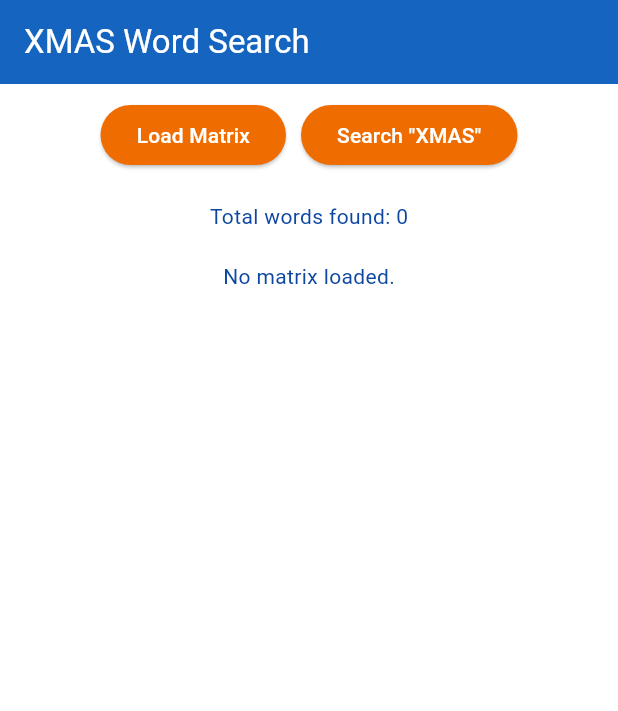
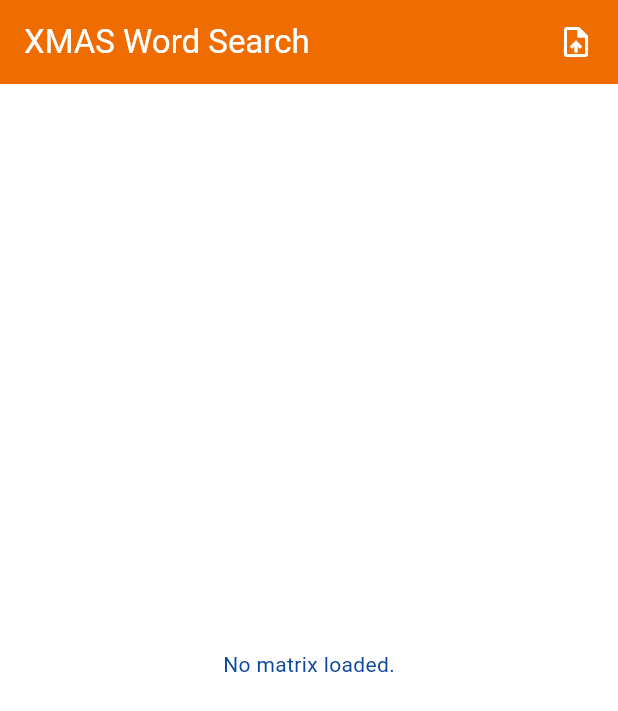
Before and after one commit to GuiKrause/finding_xmas, a Flutter app: the screen it shows after launch, on a phone screen of 412 x 824 dp. Shown: the top 711 px of the screen. Run offline on Flutter 3.47's test engine with Material 3 defaults, Android fonts, the phone set to English and light mode, and no system bars; project files that could hold a hidden picture were left out.

Commit message:
feat: melhorando aparência do app

```diff
--- a/lib/screens/xmas_home_page.dart
+++ b/lib/screens/xmas_home_page.dart
@@ -23,46 +23,88 @@ class _XMASHomePageState extends State<XMASHomePage> {
   static const int visibleLines = 20;
   int initialLine = 0;
 
+  Color resolveButtonColor(bool enabled) =>
+      enabled ? AppColors.secondary : Colors.grey[300]!;
+
+  Color resolveIconColor(bool enabled) =>
+      enabled ? Colors.white : Colors.grey[500]!;
+
   @override
   Widget build(BuildContext context) {
     return Scaffold(
       appBar: AppBar(
-        title: const Text('XMAS Word Search'),
-        backgroundColor: AppColors.primary,
+        backgroundColor: AppColors.secondary,
+        title: const Text('XMAS Word Search', style: TextStyle(
+          color: AppColors.primary
+        ),),
+        actions: [
+          IconButton(
+            onPressed: loadFile,
+            icon: const Icon(Icons.upload_file),
+            tooltip: 'Load Matrix',
+            style: FilledButton.styleFrom(
+              foregroundColor: AppColors.primary,
+              shape: RoundedRectangleBorder(
+                borderRadius: BorderRadius.circular(20),
+              ),
+              padding: const EdgeInsets.symmetric(horizontal: 16, vertical: 12),
+            ),
+          ),
+        ],
       ),
       body: Padding(
-        padding: const EdgeInsets.symmetric(vertical: 10),
+        padding: const EdgeInsets.only(bottom: 10),
         child: SizedBox(
           width: double.infinity,
           child: Column(
             crossAxisAlignment: CrossAxisAlignment.center,
             children: [
-              Wrap(
-                alignment: WrapAlignment.center,
-                crossAxisAlignment: WrapCrossAlignment.center,
-                spacing: 10,
+              Container(
+                padding: const EdgeInsets.symmetric(horizontal: 8, vertical: 8),
+                width: double.infinity,
+                child: matrix.isEmpty
+                    ? null
+                    : Card(
+                      color: AppColors.secondary,
+                      elevation: 1,
+                        shape: RoundedRectangleBorder(
+                          borderRadius: BorderRadius.circular(16),
+                        ),
+                        child: Padding(
+                          padding: const EdgeInsets.symmetric(
+                            horizontal: 16,
+                            vertical: 12,
+                          ),
+                          child: Column(
+                            mainAxisSize: MainAxisSize.min,
                             children: [
-                  ElevatedButton(
-                    onPressed: loadFile,
-                    child: const Text('Load Matrix'),
+                              Text(
+                                'Total words found',
+                                textAlign: TextAlign.left,
+                                style: TextStyle(
+                                  fontSize: 14,
+                                  color: AppColors.primary,
+                                  fontWeight: FontWeight.w500,
                                 ),
-                  ElevatedButton(
-                    onPressed: calculateXMAS,
-                    child: const Text('Search "XMAS"'),
+                              ),
+                              Text(
+                                '$totalFound',
+                                style: const TextStyle(
+                                  fontSize: 36,
+                                  fontWeight: FontWeight.bold,
+                                  color: AppColors.primary,
+                                ),
                               ),
                             ],
                           ),
-              const SizedBox(height: 20),
-              Text('Total words found: $totalFound'),
-              const SizedBox(height: 20),
+                        ),
+                      ),
+              ),
               if (loading)
                 const CircularProgressIndicator()
               else if (matrix.isEmpty)
-                const Text('No matrix loaded.')
+                Expanded(child: Center(child: const Text('No matrix loaded.')))
               else
-                Expanded(
-                  child: Column(
-                    children: [
                 Expanded(
                   flex: 5,
                   child: buildMatrixView(
@@ -72,86 +114,17 @@ class _XMASHomePageState extends State<XMASHomePage> {
                     visibleLines: visibleLines,
                     positionsFound: positionsFound,
                   ),
-                      ),
-                      Expanded(
-                        flex: 1,
-                        child: Row(
-                          mainAxisAlignment: MainAxisAlignment.center,
-                          children: [
-                            IconButton(
-                              style: ButtonStyle(
-                                backgroundColor: WidgetStateProperty.all(
-                                  initialLine > 0
-                                      ? AppColors.secondary
-                                      : Colors.grey[300],
-                                ),
-                                foregroundColor: WidgetStateProperty.all(
-                                  initialLine > 0
-                                      ? Colors.white
-                                      : Colors.grey[500],
-                                ),
-                              ),
-                              icon: const Icon(Icons.arrow_upward),
-                              onPressed: initialLine > 0
-                                  ? () => moveWindow(-1)
-                                  : null,
-                            ),
-                            const SizedBox(width: 20),
-                            IconButton(
-                              disabledColor: Colors.grey,
-                              style: ButtonStyle(
-                                backgroundColor: WidgetStateProperty.all(
-                                  (initialLine + visibleLines) < matrix.length
-                                      ? AppColors.secondary
-                                      : Colors.grey[300],
-                                ),
-                                foregroundColor: WidgetStateProperty.all(
-                                  (initialLine + visibleLines) < matrix.length
-                                      ? Colors.white
-                                      : Colors.grey[500],
-                                ),
-                              ),
-                              icon: const Icon(Icons.arrow_downward),
-                              onPressed:
-                                  (initialLine + visibleLines) < matrix.length
-                                  ? () => moveWindow(1)
-                                  : null,
-                            ),
-                            const SizedBox(width: 20),
-                            ElevatedButton(
-                              onPressed: initialLine > 0
-                                  ? () {
-                                      setState(() {
-                                        initialLine = 0;
-                                      });
-                                    }
-                                  : null,
-                              child: const Text('Top'),
-                            ),
-                            const SizedBox(width: 10),
-                            ElevatedButton(
-                              onPressed:
-                                  (initialLine + visibleLines) < matrix.length
-                                  ? () {
-                                      setState(() {
-                                        initialLine =
-                                            (matrix.length - visibleLines)
-                                                .clamp(0, matrix.length);
-                                      });
-                                    }
-                                  : null,
-                              child: const Text('Bottom'),
-                            ),
+                ), // SizedBox(height: 60),
             ],
           ),
         ),
-                      // SizedBox(height: 60),
-                    ],
       ),
-                ),
-            ],
-          ),
-        ),
+      floatingActionButton: matrix.isEmpty
+          ? null
+          : FloatingActionButton(
+              onPressed: calculateXMAS,
+              backgroundColor: AppColors.secondary,
+              child: Icon(Icons.search),
             ),
     );
   }
@@ -176,14 +149,14 @@ class _XMASHomePageState extends State<XMASHomePage> {
 
       setState(() {
         matrix = lines;
+        loading = false;
       });
     } catch (e) {
       debugPrint('Erro on load file: $e');
-    }
-
       setState(() {
         loading = false;
       });
+    }
   }
 
   void calculateXMAS() {
--- a/lib/theme/theme.dart
+++ b/lib/theme/theme.dart
@@ -1,7 +1,7 @@
 import 'package:flutter/material.dart';
 
 class AppColors {
-  static const Color primary = Color(0xFF1565C0);        // Azul forte
+  static const Color primary = Color.fromARGB(255, 255, 255, 255);        // Azul forte
   static const Color secondary = Color(0xFFEF6C00);      // Laranja vibrante
   static const Color backgroundCell = Color(0xFFE3F2FD); // Azul clarinho
   static const Color highlight = Color(0xFFFFA726);      // Laranja claro para destaque
```
Also changed, not shown: lib/widgets/build_matrix_view.dart (+28 -40 lines), lib/widgets/matrix_control_buttons.dart (added, +29 -0 lines). Lines whose indentation alone changed are shown as unchanged.
